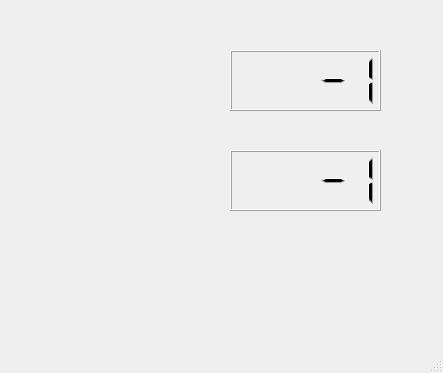
SEAME-pt/Team04, file instrument-cluster/basicdisplay.ui: the form before one commit.
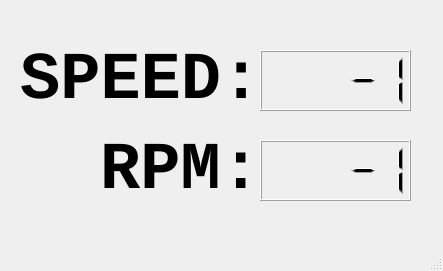
The form after the commit.

Commit message: gui: add speed and gui labels

```diff
--- a/instrument-cluster/basicdisplay.ui
+++ b/instrument-cluster/basicdisplay.ui
@@ -7,7 +7,7 @@
     <x>0</x>
     <y>0</y>
     <width>443</width>
-    <height>373</height>
+    <height>271</height>
    </rect>
   </property>
   <property name="windowTitle">
@@ -17,7 +17,7 @@
    <widget class="QLCDNumber" name="lcdNumber">
     <property name="geometry">
      <rect>
-      <x>230</x>
+      <x>260</x>
       <y>50</y>
       <width>151</width>
       <height>61</height>
@@ -30,8 +30,8 @@
    <widget class="QLCDNumber" name="lcdRPM">
     <property name="geometry">
      <rect>
-      <x>230</x>
-      <y>150</y>
+      <x>260</x>
+      <y>140</y>
       <width>151</width>
       <height>61</height>
      </rect>
@@ -40,6 +40,47 @@
      <number>-1</number>
     </property>
    </widget>
+   <widget class="QLabel" name="speedLabel">
+    <property name="geometry">
+     <rect>
+      <x>20</x>
+      <y>50</y>
+      <width>231</width>
+      <height>61</height>
+     </rect>
+    </property>
+    <property name="font">
+     <font>
+      <family>Monospace</family>
+      <pointsize>50</pointsize>
+      <bold>true</bold>
+     </font>
+    </property>
+    <property name="text">
+     <string>SPEED:</string>
+    </property>
+   </widget>
+   <widget class="QLabel" name="rpmLabel">
+    <property name="geometry">
+     <rect>
+      <x>100</x>
+      <y>140</y>
+      <width>171</width>
+      <height>61</height>
+     </rect>
+    </property>
+    <property name="font">
+     <font>
+      <family>Monospace</family>
+      <pointsize>50</pointsize>
+      <bold>true</bold>
+      <strikeout>false</strikeout>
+     </font>
+    </property>
+    <property name="text">
+     <string>RPM:</string>
+    </property>
+   </widget>
   </widget>
   <widget class="QMenuBar" name="menubar">
    <property name="geometry">
```
The commit also changes 1 other file.
